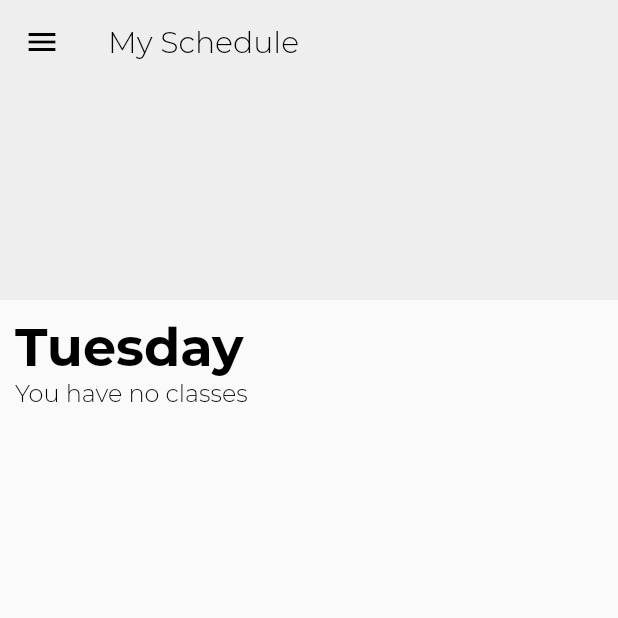
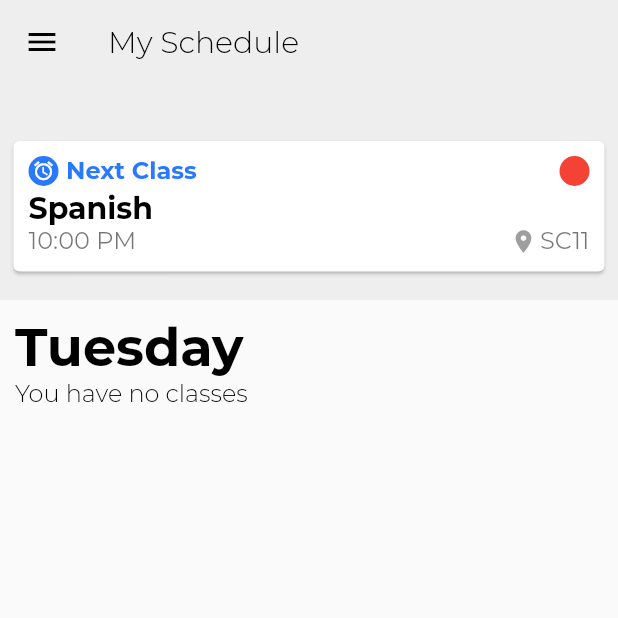
Before and after one commit to Josefrancasrod/school_app, a Flutter app: the ScheduleScreen screen opened directly, on a phone screen of 412 x 824 dp, the top half of it. Run offline on Flutter 3.47's test engine with Material 2 defaults, Android fonts, the phone set to English and light mode, and no system bars; missing offline and left inert: flutter_material_color_picker.

Commit message:
Add NextClass card

```diff
--- a/lib/providers/classes.dart
+++ b/lib/providers/classes.dart
@@ -92,4 +92,6 @@ class Classes with ChangeNotifier {
 
     return daySchedule;
   }
+
+
 }
--- a/lib/screens/schedule_screen.dart
+++ b/lib/screens/schedule_screen.dart
@@ -1,6 +1,7 @@
 import 'package:flutter/material.dart';
 import 'package:provider/provider.dart';
 
+import '../widgets/next_class_card.dart';
 import '../widgets/schedule_card.dart';
 import '../providers/classes.dart';
 
@@ -12,6 +13,7 @@ class ScheduleScreen extends StatelessWidget {
     final classProvider = Provider.of<Classes>(context, listen: false);
     final classes = classProvider.getDaySchedule(day);
     final days = classProvider.days;
+    //final nextClass = classProvider.getNextClass(days[day]);
 
     return Scaffold(
       body: CustomScrollView(
@@ -30,9 +32,11 @@ class ScheduleScreen extends StatelessWidget {
                   top: 90,
                   bottom: 15,
                 ),
-                child: Container(
-                  height: 100,
-                  child: null, //NEW WIDGET PENDING
+                child: NextClassCard(
+                  'Spanish',
+                  Colors.purple,
+                  '10:00 PM',
+                  'SC11',
                 ),
               ),
             ),
--- a/lib/widgets/homework_item.dart
+++ b/lib/widgets/homework_item.dart
@@ -51,17 +51,19 @@ class HomeworkItem extends StatelessWidget {
                         Text(
                           homeworkItem.title,
                           style: TextStyle(
-                              color: color,
-                              fontSize: 18,
-                              fontWeight: FontWeight.w900),
+                            color: color,
+                            fontSize: 18,
+                            fontWeight: FontWeight.w900,
+                          ),
                         ),
                         Text(
                           homeworkItem.description.length > 35
                               ? '${homeworkItem.description.substring(0, 35)} ...'
                               : homeworkItem.description,
                           style: TextStyle(
-                            color: Colors.grey[700],
-                            fontSize: 14,
+                            fontSize: 16,
+                            fontWeight: FontWeight.w500,
+                            color: Colors.black54,
                           ),
                         ),
                       ],
--- /dev/null
+++ b/lib/widgets/next_class_card.dart
@@ -0,0 +1,108 @@
+import 'package:flutter/material.dart';
+
+class NextClassCard extends StatelessWidget {
+
+  final String className;
+  final String duration;
+  final String room;
+  final Color color;
+
+  NextClassCard(this.className, this.color, this.duration, this.room);
+
+  @override
+  Widget build(BuildContext context) {
+    return Container(
+      padding: EdgeInsets.symmetric(horizontal: 5),
+      width: double.infinity,
+      height: 150,
+      child: Card(
+        child: Padding(
+          padding: const EdgeInsets.all(10.0),
+          child: Column(
+            mainAxisAlignment: MainAxisAlignment.spaceBetween,
+            crossAxisAlignment: CrossAxisAlignment.start,
+            children: <Widget>[
+              Row(
+                mainAxisAlignment: MainAxisAlignment.spaceBetween,
+                crossAxisAlignment: CrossAxisAlignment.center,
+                children: <Widget>[
+                  Row(
+                    crossAxisAlignment: CrossAxisAlignment.center,
+                    children: <Widget>[
+                      CircleAvatar(
+                        radius: 10,
+                        child: Icon(
+                          Icons.alarm,
+                          color: Colors.white,
+                          size: 15,
+                        ),
+                        backgroundColor: Theme.of(context).accentColor,
+                      ),
+                      Padding(
+                        padding: const EdgeInsets.only(left: 5),
+                        child: Text(
+                          'Next Class',
+                          style: TextStyle(
+                              color: Theme.of(context).accentColor,
+                              fontSize: 16,
+                              fontWeight: FontWeight.w700),
+                        ),
+                      ),
+                    ],
+                  ),
+                  CircleAvatar(
+                    radius: 10,
+                    backgroundColor: Colors.red, //HERE GOES THE CLASS COLOR
+                  ),
+                ],
+              ),
+              Row(
+                mainAxisAlignment: MainAxisAlignment.spaceBetween,
+                crossAxisAlignment: CrossAxisAlignment.end,
+                children: <Widget>[
+                  Column(
+                    crossAxisAlignment: CrossAxisAlignment.start,
+                    children: <Widget>[
+                      Text(
+                        className,
+                        style: Theme.of(context).textTheme.bodyText1,
+                      ),
+                      Text(
+                        duration,
+                        style: TextStyle(
+                          fontSize: 16,
+                          fontWeight: FontWeight.w500,
+                          color: Colors.black54,
+                        ),
+                      ),
+                    ],
+                  ),
+                  Row(
+                    crossAxisAlignment: CrossAxisAlignment.center,
+                    mainAxisAlignment: MainAxisAlignment.center,
+                    children: <Widget>[
+                      Icon(
+                        Icons.room,
+                        size: 18,
+                        color: Colors.grey,
+                      ),
+                      SizedBox(width: 2),
+                      Text(
+                        room,
+                        style: TextStyle(
+                          fontSize: 16,
+                          fontWeight: FontWeight.w500,
+                          color: Colors.black54,
+                        ),
+                      ),
+                    ],
+                  ),
+                ],
+              )
+            ],
+          ),
+        ),
+      ),
+    );
+  }
+}
```
